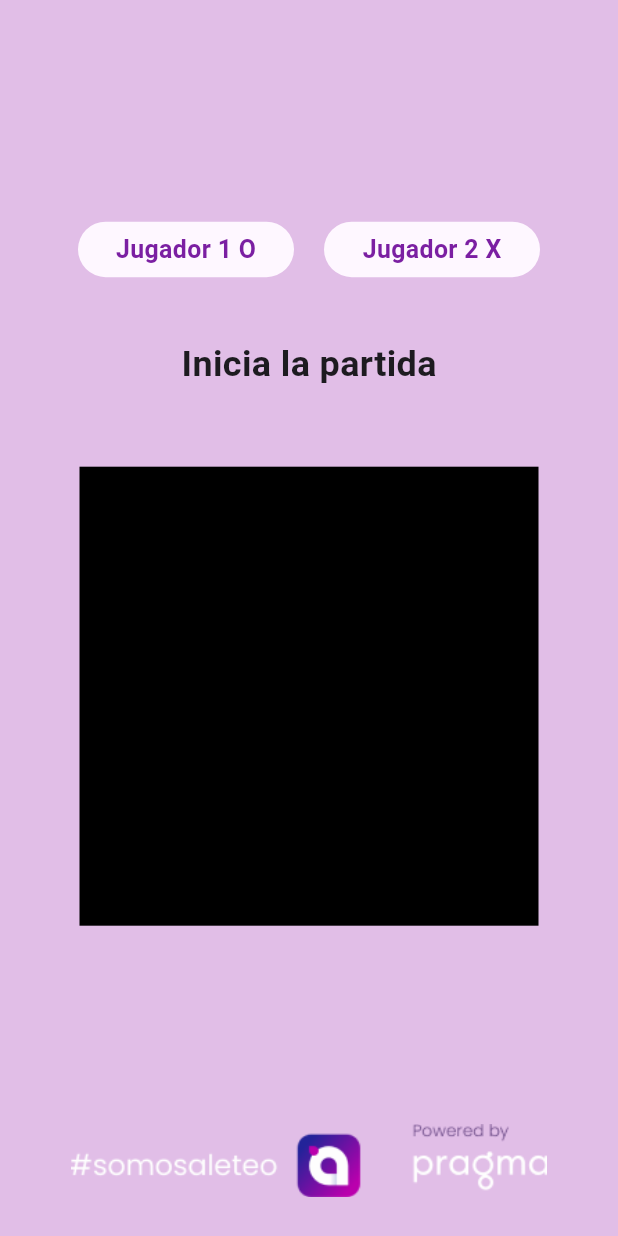
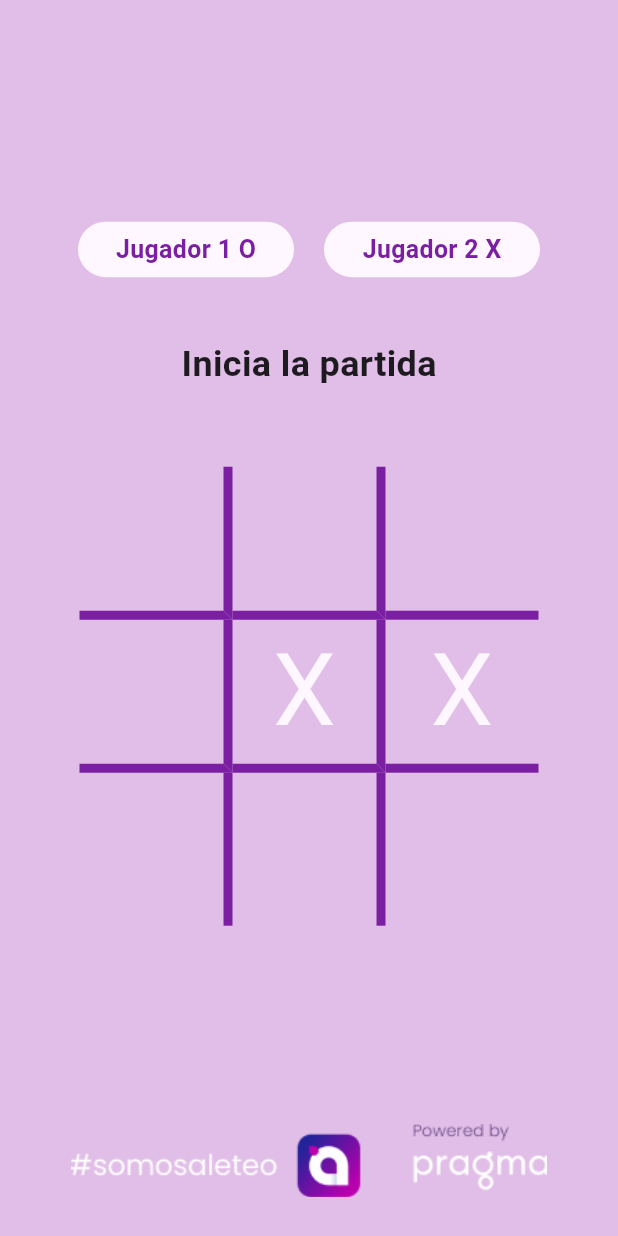
Before and after one commit to Jhon-Giraldo/tictactoe_riverpod, a Flutter app: the screen it shows after launch, on a phone screen of 412 x 824 dp. Run offline on Flutter 3.47's test engine with Material 2 defaults, Android fonts, the phone set to English and light mode, and no system bars.

Commit message:
Finished UI before functionalities

```diff
--- a/lib/views/pages/home_page.dart
+++ b/lib/views/pages/home_page.dart
@@ -1,6 +1,7 @@
 import 'package:flutter/material.dart';
 
 import '../../utils/utils.dart';
+import '../widgets/tile_board_game_widget.dart';
 
 class HomePage extends StatelessWidget {
   const HomePage({
@@ -11,7 +12,8 @@ class HomePage extends StatelessWidget {
   @override
   Widget build(BuildContext context) {
 
-    final widthSizeBoardGame = Responsive.distancePercentFromWidth(context, 74.2718);
+    final boardGameWidthSize =
+      Responsive.distancePercentFromWidth(context, 74.2718);
 
     return Scaffold(
       backgroundColor: Theme.of(context).primaryColorLight,
@@ -79,10 +81,38 @@ class HomePage extends StatelessWidget {
             height: Responsive.distancePercentFromHeight(context, 6.2780),
           ),
 
-          Container(
-            width: widthSizeBoardGame,
-            height: widthSizeBoardGame,
-            color: Colors.black,
+          //BoardGame
+          SizedBox(
+            width: boardGameWidthSize,
+            height: boardGameWidthSize,
+            child: Column(
+              children: [
+                Row(
+                  children: const [
+                    TileBoardGameWidget(right: true, bottom: true),
+                    TileBoardGameWidget(right: true, bottom: true),
+                    TileBoardGameWidget(bottom: true),
+
+                  ],
+                ),
+                Row(
+                  children: const [
+                    TileBoardGameWidget(right: true, bottom: true),
+                    TileBoardGameWidget(right: true, bottom: true, isPlayerOne: false),
+                    TileBoardGameWidget(bottom: true, isPlayerOne: false),
+
+                  ],
+                ),
+                Row(
+                  children: const [
+                    TileBoardGameWidget(right: true),
+                    TileBoardGameWidget(right: true),
+                    TileBoardGameWidget(),
+
+                  ],
+                ),
+              ],
+            ),
           ),
 
           const Expanded(
--- /dev/null
+++ b/lib/views/widgets/tile_board_game_widget.dart
@@ -0,0 +1,49 @@
+import 'package:flutter/material.dart';
+
+import '../../utils/utils.dart';
+
+class TileBoardGameWidget extends StatelessWidget {
+  final bool left, right, bottom, top;
+  final bool? isPlayerOne;
+
+  const TileBoardGameWidget(
+      {Key? key,
+      this.left = false,
+      this.right = false,
+      this.bottom = false,
+      this.top = false,
+      this.isPlayerOne})
+      : super(key: key);
+
+  @override
+  Widget build(BuildContext context) {
+    String tmp = '';
+    if (isPlayerOne != null) {
+      tmp = isPlayerOne == true? 'O' : 'X';
+    }
+
+    final boardGameWidthSize =
+        Responsive.distancePercentFromWidth(context, 74.2718);
+    final tileSizeWidth = boardGameWidthSize / 3;
+    final BorderSide borderSide = BorderSide(
+        width: Responsive.distanceText(context, 0.65),
+        color: Theme.of(context).primaryColorDark);
+
+    return Container(
+      alignment: Alignment.center,
+      width: tileSizeWidth,
+      height: tileSizeWidth,
+      decoration: BoxDecoration(
+        border: Border(
+            left: left ? borderSide : BorderSide.none,
+            top: top ? borderSide : BorderSide.none,
+            right: right ? borderSide : BorderSide.none,
+            bottom: bottom ? borderSide : BorderSide.none),
+      ),
+      child: Text(tmp,
+          style: TextStyle(
+              color: Theme.of(context).canvasColor,
+              fontSize: Responsive.distanceText(context, 7.2))),
+    );
+  }
+}
```
